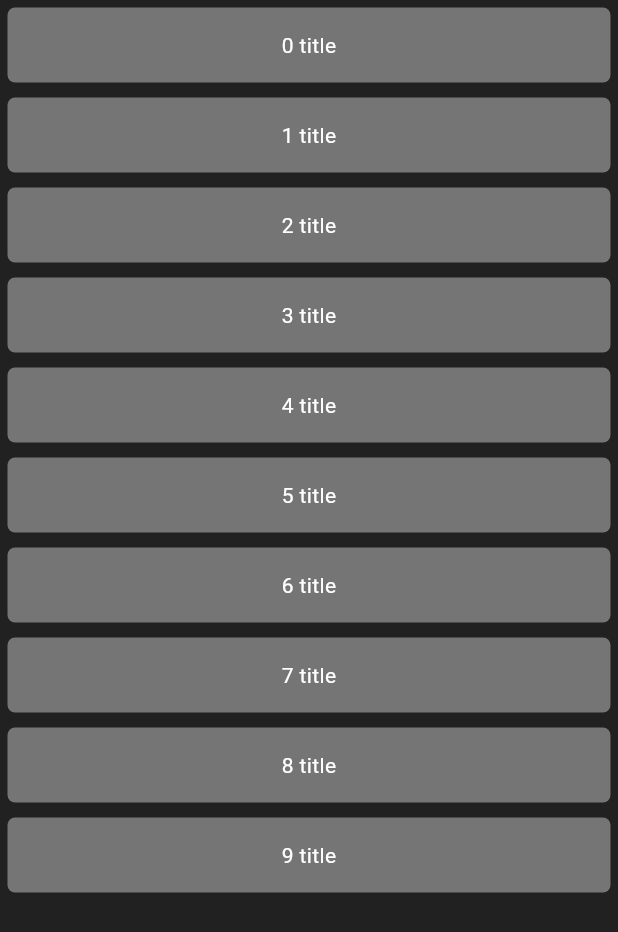
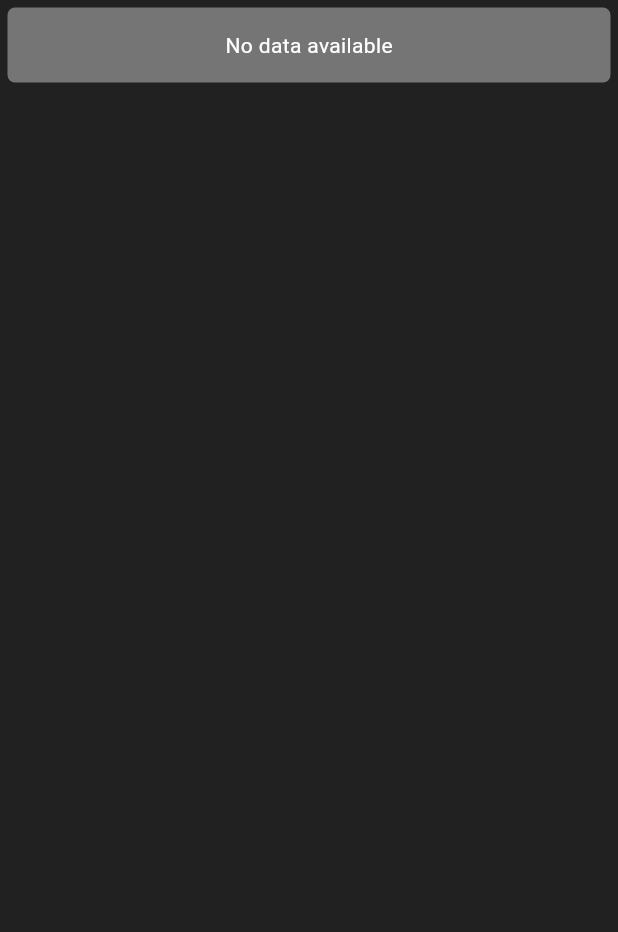
Before and after one commit to sahillathwal/basic_flutter_architecture, a Flutter app: the screen it shows after launch, on a phone screen of 412 x 824 dp. Shown: the top 932 px of the screen. Run offline on Flutter 3.47's test engine with Material 3 defaults, Android fonts, the phone set to English and light mode, and no system bars.

Commit message:
adding state feedback v1

```diff
--- a/lib/home.dart
+++ b/lib/home.dart
@@ -8,29 +8,51 @@ class Home extends StatefulWidget {
 }
 
 class _HomeState extends State<Home> {
-  List<String> _pageData = [];
+  List<String>? _pageData;
+  bool get _fetchingData => _pageData == null;
+
   @override
   void initState() {
+    _getListData(hasData: false)
+        .then((data) => setState(() {
+              if (data.isEmpty) {
+                data.add("No data available");
+                // _pageData = ['No data available'];
+              }
+              _pageData = data;
+            }))
+        .catchError((error) => setState(() {
+              _pageData = [error];
+            }));
     super.initState();
-    _getListData().then((data) => setState(() {
-          _pageData = data;
-        }));
   }
 
   @override
   Widget build(BuildContext context) {
     return Scaffold(
       backgroundColor: Colors.grey[900],
-      body: ListView.builder(
-        itemCount: _pageData.length,
-        itemBuilder: (context, index) => _getListItemUi(index),
-      ),
+      body: _fetchingData
+          ? const Center(
+              child: CircularProgressIndicator(),
+            )
+          : ListView.builder(
+              itemCount: _pageData?.length,
+              itemBuilder: (context, index) => _getListItemUi(index),
+            ),
     );
   }
 
 // Return a list of data after 1 second to emulate network request
-  Future<List<String>> _getListData() async {
-    await Future.delayed(const Duration(seconds: 1));
+  Future<List<String>> _getListData(
+      {bool hasError = false, hasData = true}) async {
+    await Future.delayed(const Duration(seconds: 2));
+
+    if (hasError) {
+      return Future.error('Error fetching data');
+    }
+
+    if (!hasData) return [];
+
     return List<String>.generate(10, (index) => '$index title');
   }
 
@@ -42,7 +64,7 @@ class _HomeState extends State<Home> {
           borderRadius: BorderRadius.circular(5.0), color: Colors.grey[600]),
       child: Center(
         child: Text(
-          _pageData[index],
+          _pageData![index],
           style: const TextStyle(
             color: Colors.white,
           ),
```
